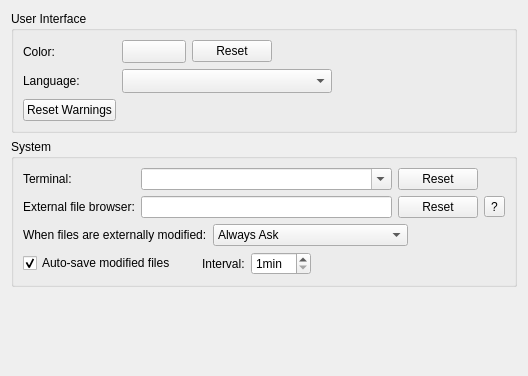
Before: the Qt Designer form src/plugins/coreplugin/generalsettings.ui in gaoxiaojun/QtRIA, drawn with Qt 5.
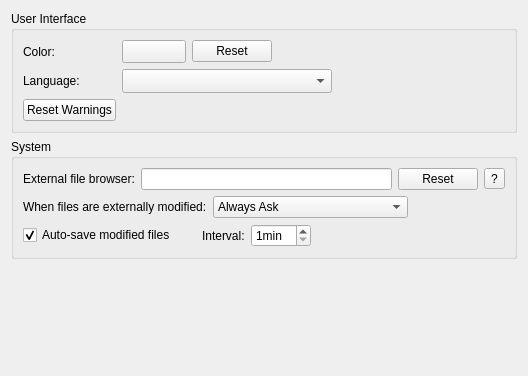
After: the same form once the commit is applied. Icons and pictures are not drawn. Custom widgets are drawn as their Qt base class.

Patch:
```diff
--- a/src/plugins/coreplugin/generalsettings.ui
+++ b/src/plugins/coreplugin/generalsettings.ui
@@ -126,28 +126,70 @@
       <string>System</string>
      </property>
      <layout class="QGridLayout" name="gridLayout">
-      <item row="1" column="1">
-       <widget class="QLineEdit" name="externalFileBrowserEdit"/>
-      </item>
-      <item row="1" column="3">
-       <widget class="QToolButton" name="helpExternalFileBrowserButton">
-        <property name="text">
-         <string>?</string>
-        </property>
-        <property name="icon">
-         <iconset resource="core.qrc">
-          <normaloff>:/core/images/help.png</normaloff>:/core/images/help.png</iconset>
-        </property>
-       </widget>
-      </item>
       <item row="0" column="0">
-       <widget class="QLabel" name="terminalLabel">
+       <widget class="QLabel" name="externalFileBrowserLabel">
         <property name="text">
-         <string>Terminal:</string>
+         <string>External file browser:</string>
         </property>
        </widget>
       </item>
-      <item row="3" column="0" colspan="4">
+      <item row="1" column="0" colspan="4">
+       <layout class="QHBoxLayout" name="horizontalLayout_2">
+        <item>
+         <widget class="QLabel" name="modifiedLabel">
+          <property name="text">
+           <string>When files are externally modified:</string>
+          </property>
+         </widget>
+        </item>
+        <item>
+         <widget class="QComboBox" name="reloadBehavior">
+          <property name="currentIndex">
+           <number>0</number>
+          </property>
+          <item>
+           <property name="text">
+            <string>Always Ask</string>
+           </property>
+          </item>
+          <item>
+           <property name="text">
+            <string>Reload All Unchanged Editors</string>
+           </property>
+          </item>
+          <item>
+           <property name="text">
+            <string>Ignore Modifications</string>
+           </property>
+          </item>
+         </widget>
+        </item>
+        <item>
+         <spacer name="horizontalSpacer_3">
+          <property name="orientation">
+           <enum>Qt::Horizontal</enum>
+          </property>
+          <property name="sizeHint" stdset="0">
+           <size>
+            <width>40</width>
+            <height>20</height>
+           </size>
+          </property>
+         </spacer>
+        </item>
+       </layout>
+      </item>
+      <item row="0" column="2">
+       <widget class="QPushButton" name="resetFileBrowserButton">
+        <property name="toolTip">
+         <string comment="File Browser">Reset to default.</string>
+        </property>
+        <property name="text">
+         <string>Reset</string>
+        </property>
+       </widget>
+      </item>
+      <item row="2" column="0" colspan="4">
        <layout class="QHBoxLayout" name="horizontalLayout_5">
         <item>
          <widget class="QCheckBox" name="autoSaveCheckBox">
@@ -210,85 +252,19 @@
         </item>
        </layout>
       </item>
-      <item row="1" column="2">
-       <widget class="QPushButton" name="resetFileBrowserButton">
-        <property name="toolTip">
-         <string comment="File Browser">Reset to default.</string>
-        </property>
+      <item row="0" column="3">
+       <widget class="QToolButton" name="helpExternalFileBrowserButton">
         <property name="text">
-         <string>Reset</string>
+         <string>?</string>
+        </property>
+        <property name="icon">
+         <iconset resource="core.qrc">
+          <normaloff>:/core/images/help.png</normaloff>:/core/images/help.png</iconset>
         </property>
        </widget>
       </item>
-      <item row="2" column="0" colspan="4">
-       <layout class="QHBoxLayout" name="horizontalLayout_2">
-        <item>
-         <widget class="QLabel" name="modifiedLabel">
-          <property name="text">
-           <string>When files are externally modified:</string>
-          </property>
-         </widget>
-        </item>
-        <item>
-         <widget class="QComboBox" name="reloadBehavior">
-          <property name="currentIndex">
-           <number>0</number>
-          </property>
-          <item>
-           <property name="text">
-            <string>Always Ask</string>
-           </property>
-          </item>
-          <item>
-           <property name="text">
-            <string>Reload All Unchanged Editors</string>
-           </property>
-          </item>
-          <item>
-           <property name="text">
-            <string>Ignore Modifications</string>
-           </property>
-          </item>
-         </widget>
-        </item>
-        <item>
-         <spacer name="horizontalSpacer_3">
-          <property name="orientation">
-           <enum>Qt::Horizontal</enum>
-          </property>
-          <property name="sizeHint" stdset="0">
-           <size>
-            <width>40</width>
-            <height>20</height>
-           </size>
-          </property>
-         </spacer>
-        </item>
-       </layout>
-      </item>
       <item row="0" column="1">
-       <widget class="QComboBox" name="terminalComboBox">
-        <property name="editable">
-         <bool>true</bool>
-        </property>
-       </widget>
-      </item>
-      <item row="1" column="0">
-       <widget class="QLabel" name="externalFileBrowserLabel">
-        <property name="text">
-         <string>External file browser:</string>
-        </property>
-       </widget>
-      </item>
-      <item row="0" column="2">
-       <widget class="QPushButton" name="resetTerminalButton">
-        <property name="toolTip">
-         <string comment="Terminal">Reset to default.</string>
-        </property>
-        <property name="text">
-         <string>Reset</string>
-        </property>
-       </widget>
+       <widget class="QLineEdit" name="externalFileBrowserEdit"/>
       </item>
      </layout>
     </widget>
```
